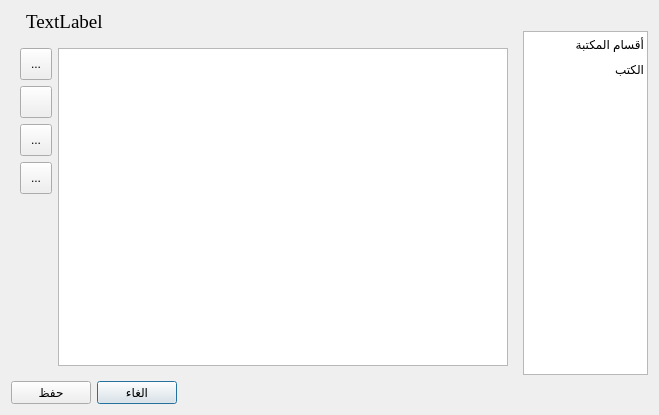
Qt form src/controlcenterdialog.ui (boussouira/moltaqa) before a commit.
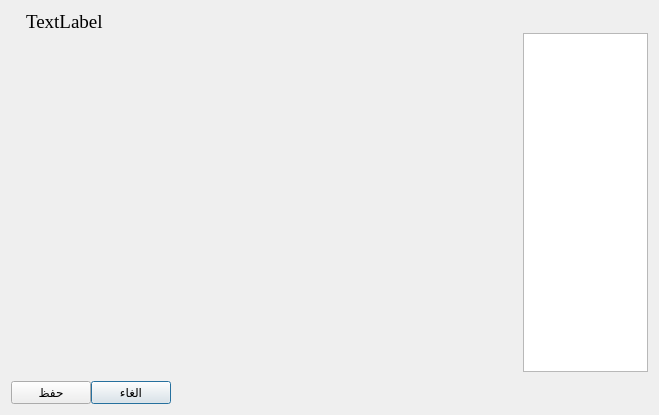
The same form after that commit. Icons and pictures are not drawn.

Patch:
```diff
--- a/src/controlcenterdialog.ui
+++ b/src/controlcenterdialog.ui
@@ -16,183 +16,51 @@
   <property name="layoutDirection">
    <enum>Qt::RightToLeft</enum>
   </property>
-  <layout class="QVBoxLayout" name="verticalLayout_3">
-   <item>
-    <layout class="QHBoxLayout" name="horizontalLayout">
-     <item>
-      <layout class="QVBoxLayout" name="verticalLayout_2">
-       <item>
-        <widget class="QLabel" name="label_2">
-         <property name="text">
-          <string/>
-         </property>
-        </widget>
-       </item>
-       <item>
-        <widget class="QListWidget" name="listWidget">
-         <property name="sizePolicy">
-          <sizepolicy hsizetype="Maximum" vsizetype="Expanding">
-           <horstretch>0</horstretch>
-           <verstretch>0</verstretch>
-          </sizepolicy>
-         </property>
-         <property name="maximumSize">
-          <size>
-           <width>125</width>
-           <height>16777215</height>
-          </size>
-         </property>
-         <property name="styleSheet">
-          <string notr="true">QListWidget {
-	font: 14pt &quot;Traditional Arabic&quot;;
-}
-
-QListWidget::item {
-	height: 25px;
-}</string>
-         </property>
-         <item>
-          <property name="text">
-           <string>أقسام المكتبة</string>
-          </property>
-         </item>
-         <item>
-          <property name="text">
-           <string>الكتب</string>
-          </property>
-         </item>
-        </widget>
-       </item>
-      </layout>
-     </item>
-     <item>
-      <layout class="QVBoxLayout" name="verticalLayout">
-       <item>
-        <widget class="QLabel" name="label">
-         <property name="font">
-          <font>
-           <family>Times New Roman</family>
-           <pointsize>14</pointsize>
-          </font>
-         </property>
-         <property name="text">
-          <string>TextLabel</string>
-         </property>
-         <property name="indent">
-          <number>15</number>
-         </property>
-        </widget>
-       </item>
-       <item>
-        <widget class="QStackedWidget" name="stackedWidget">
-         <property name="currentIndex">
-          <number>0</number>
-         </property>
-         <widget class="QWidget" name="page">
-          <layout class="QVBoxLayout" name="verticalLayout_5">
-           <item>
-            <layout class="QHBoxLayout" name="horizontalLayout_3">
-             <item>
-              <widget class="QTreeView" name="treeView"/>
-             </item>
-             <item>
-              <layout class="QVBoxLayout" name="verticalLayout_4">
-               <item>
-                <widget class="QToolButton" name="toolAddCat">
-                 <property name="minimumSize">
-                  <size>
-                   <width>32</width>
-                   <height>32</height>
-                  </size>
-                 </property>
-                 <property name="text">
-                  <string>...</string>
-                 </property>
-                 <property name="icon">
-                  <iconset resource="../data/qt_rc.qrc">
-                   <normaloff>:/menu/images/add.png</normaloff>:/menu/images/add.png</iconset>
-                 </property>
-                </widget>
-               </item>
-               <item>
-                <widget class="QToolButton" name="toolRemoveCat">
-                 <property name="minimumSize">
-                  <size>
-                   <width>32</width>
-                   <height>32</height>
-                  </size>
-                 </property>
-                 <property name="text">
-                  <string/>
-                 </property>
-                 <property name="icon">
-                  <iconset resource="../data/qt_rc.qrc">
-                   <normaloff>:/menu/images/remove.png</normaloff>:/menu/images/remove.png</iconset>
-                 </property>
-                </widget>
-               </item>
-               <item>
-                <widget class="QToolButton" name="toolMoveUp">
-                 <property name="minimumSize">
-                  <size>
-                   <width>32</width>
-                   <height>32</height>
-                  </size>
-                 </property>
-                 <property name="text">
-                  <string>...</string>
-                 </property>
-                 <property name="icon">
-                  <iconset resource="../data/qt_rc.qrc">
-                   <normaloff>:/menu/images/go-up2.png</normaloff>:/menu/images/go-up2.png</iconset>
-                 </property>
-                </widget>
-               </item>
-               <item>
-                <widget class="QToolButton" name="toolMoveDown">
-                 <property name="minimumSize">
-                  <size>
-                   <width>32</width>
-                   <height>32</height>
-                  </size>
-                 </property>
-                 <property name="text">
-                  <string>...</string>
-                 </property>
-                 <property name="icon">
-                  <iconset resource="../data/qt_rc.qrc">
-                   <normaloff>:/menu/images/go-down2.png</normaloff>:/menu/images/go-down2.png</iconset>
-                 </property>
-                </widget>
-               </item>
-               <item>
-                <spacer name="verticalSpacer">
-                 <property name="orientation">
-                  <enum>Qt::Vertical</enum>
-                 </property>
-                 <property name="sizeHint" stdset="0">
-                  <size>
-                   <width>20</width>
-                   <height>40</height>
-                  </size>
-                 </property>
-                </spacer>
-               </item>
-              </layout>
-             </item>
-            </layout>
-           </item>
-          </layout>
-         </widget>
-         <widget class="QWidget" name="page_2"/>
-        </widget>
-       </item>
-      </layout>
-     </item>
-    </layout>
+  <layout class="QGridLayout" name="gridLayout">
+   <property name="spacing">
+    <number>0</number>
+   </property>
+   <item row="0" column="0">
+    <widget class="QLabel" name="label_2">
+     <property name="font">
+      <font>
+       <family>Times New Roman</family>
+       <pointsize>14</pointsize>
+      </font>
+     </property>
+     <property name="text">
+      <string/>
+     </property>
+    </widget>
    </item>
-   <item>
+   <item row="0" column="1" rowspan="2">
+    <widget class="QLabel" name="labelControlName">
+     <property name="font">
+      <font>
+       <family>Times New Roman</family>
+       <pointsize>14</pointsize>
+      </font>
+     </property>
+     <property name="text">
+      <string>TextLabel</string>
+     </property>
+     <property name="indent">
+      <number>15</number>
+     </property>
+    </widget>
+   </item>
+   <item row="2" column="1">
+    <widget class="QStackedWidget" name="stackedWidget">
+     <property name="currentIndex">
+      <number>-1</number>
+     </property>
+    </widget>
+   </item>
+   <item row="3" column="1">
     <layout class="QHBoxLayout" name="horizontalLayout_2">
+     <property name="topMargin">
+      <number>9</number>
+     </property>
      <item>
       <spacer name="horizontalSpacer">
        <property name="orientation">
@@ -222,6 +90,31 @@
      </item>
     </layout>
    </item>
+   <item row="1" column="0" rowspan="2">
+    <widget class="QListWidget" name="listWidget">
+     <property name="sizePolicy">
+      <sizepolicy hsizetype="Maximum" vsizetype="Expanding">
+       <horstretch>0</horstretch>
+       <verstretch>0</verstretch>
+      </sizepolicy>
+     </property>
+     <property name="maximumSize">
+      <size>
+       <width>125</width>
+       <height>16777215</height>
+      </size>
+     </property>
+     <property name="styleSheet">
+      <string notr="true">QListWidget {
+	font: 14pt &quot;Traditional Arabic&quot;;
+}
+
+QListWidget::item {
+	height: 25px;
+}</string>
+     </property>
+    </widget>
+   </item>
   </layout>
  </widget>
  <resources>
```
Left out of the diff: 39 changed lines with no effect on the pictures.
